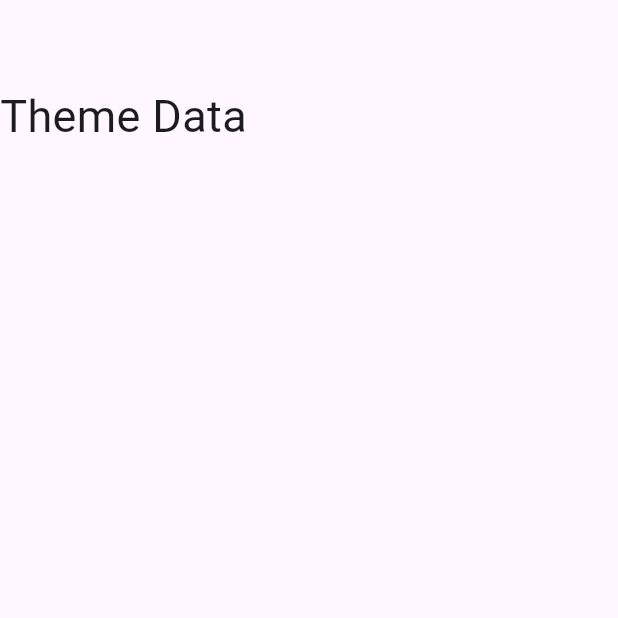
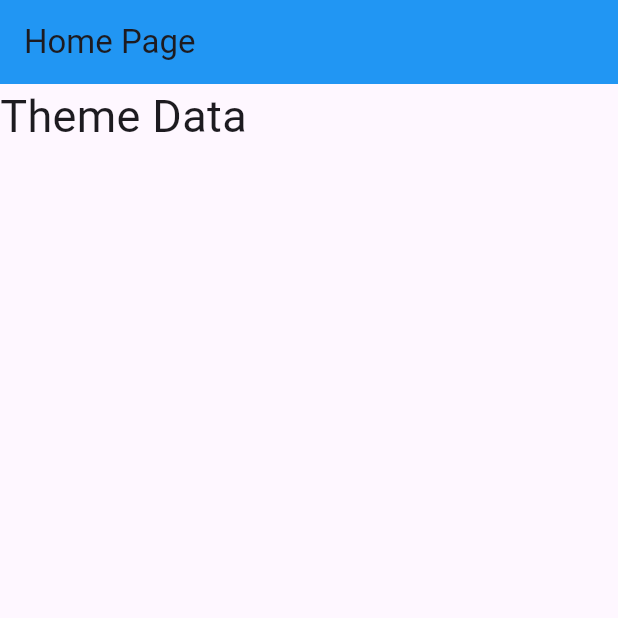
Before and after one commit to Migi22/TodoEase, a Flutter app: the screen it shows after launch, on a phone screen of 412 x 824 dp, the top half of it. Run offline on Flutter 3.47's test engine with Material 3 defaults, Android fonts, the phone set to English and light mode, and no system bars.

Commit message:
added dark and light theme

```diff
--- a/lib/main.dart
+++ b/lib/main.dart
@@ -1,21 +1,23 @@
 import 'package:flutter/material.dart';
 import 'package:todoease/ui/home_page.dart';
+import 'package:todoease/ui/theme.dart';
 
 void main() {
-  runApp(const MainApp());
+  runApp(MainApp());
 }
 
 class MainApp extends StatelessWidget {
-  const MainApp({super.key});
+
 
   @override
   Widget build(BuildContext context) {
     return MaterialApp(
       title: 'Lance',
       debugShowCheckedModeBanner: false,
-      theme: ThemeData(
+      theme:Themes.light,
+      darkTheme: Themes.dark,
+      themeMode: ThemeMode.light,
 
-      ),
       home: HomePage()
     );
   }
--- a/lib/ui/home_page.dart
+++ b/lib/ui/home_page.dart
@@ -11,7 +11,9 @@ class _HomePageState extends State<HomePage> {
   @override
   Widget build(BuildContext context) {
     return Scaffold(
-      appBar: AppBar(),
+      appBar: AppBar(
+        title: Text('Home Page'),
+      ),
       body: Column(
         children: [
           Text("Theme Data",
--- /dev/null
+++ b/lib/ui/theme.dart
@@ -0,0 +1,16 @@
+import 'package:flutter/material.dart';
+
+class Themes {
+  static final light = ThemeData(
+        appBarTheme: AppBarTheme(
+          backgroundColor: Colors.blue, // Ensures AppBar uses primary color
+        ),
+        brightness: Brightness.light,
+  );
+  static final dark = ThemeData(
+        appBarTheme: AppBarTheme(
+          backgroundColor: Colors.yellow, // Ensures AppBar uses primary color
+        ),
+        brightness: Brightness.dark,
+  );
+}
```
